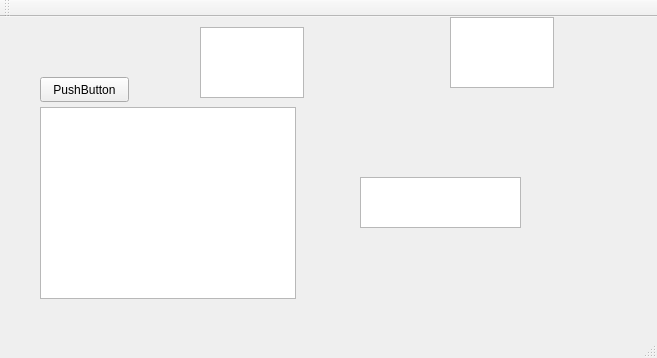
The window that qwerty-1/mainwindow.ui (AnatolyDomrachev/qt) describes before a commit, drawn with Qt 5.
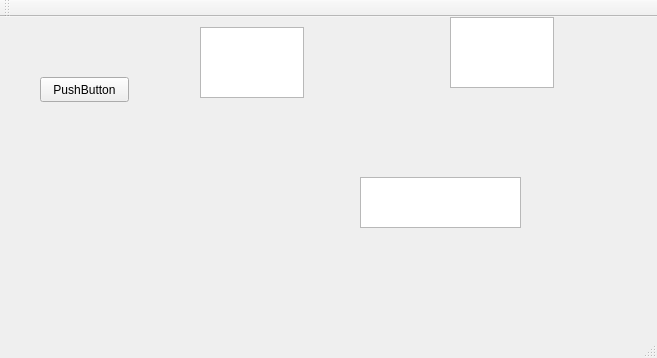
The same window after the commit.

Diff of the .ui file:
```diff
--- a/qwerty-1/mainwindow.ui
+++ b/qwerty-1/mainwindow.ui
@@ -57,16 +57,6 @@
      </rect>
     </property>
    </widget>
-   <widget class="QGraphicsView" name="graphicsView">
-    <property name="geometry">
-     <rect>
-      <x>40</x>
-      <y>90</y>
-      <width>256</width>
-      <height>192</height>
-     </rect>
-    </property>
-   </widget>
   </widget>
   <widget class="QMenuBar" name="menuBar">
    <property name="geometry">
```
